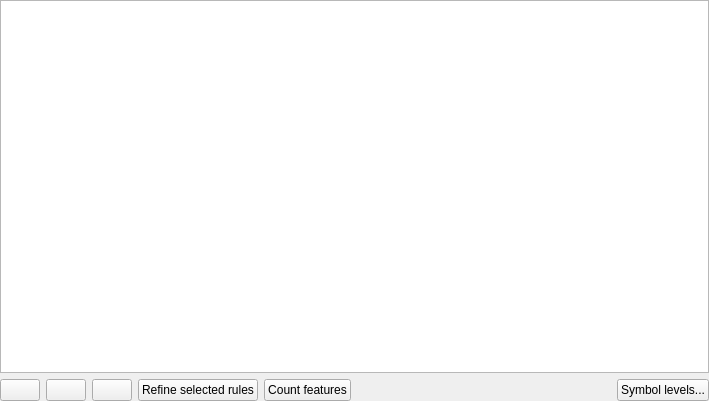
Before: the Qt Designer form src/ui/qgsrulebasedrendererv2widget.ui in qgis/QGIS, drawn with Qt 5.
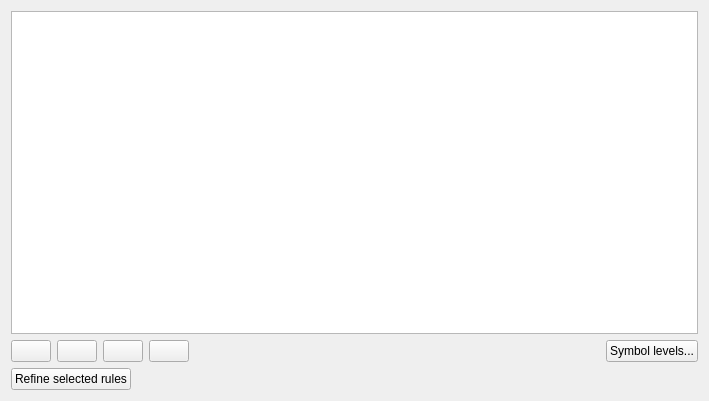
After: the same form once the commit is applied. Icons and pictures are not drawn.

Commit message: [styledock] improve categorized, graduated, and rule-based renderer layout

Diff of the .ui file:
```diff
--- a/src/ui/qgsrulebasedrendererv2widget.ui
+++ b/src/ui/qgsrulebasedrendererv2widget.ui
@@ -11,18 +11,6 @@
    </rect>
   </property>
   <layout class="QVBoxLayout" name="verticalLayout">
-   <property name="leftMargin">
-    <number>0</number>
-   </property>
-   <property name="topMargin">
-    <number>0</number>
-   </property>
-   <property name="rightMargin">
-    <number>0</number>
-   </property>
-   <property name="bottomMargin">
-    <number>0</number>
-   </property>
    <item>
     <widget class="QTreeView" name="viewRules">
      <property name="contextMenuPolicy">
@@ -70,20 +58,6 @@
        </property>
       </widget>
      </item>
-     <item>
-      <widget class="QPushButton" name="btnEditRule">
-       <property name="toolTip">
-        <string>Edit current rule</string>
-       </property>
-       <property name="text">
-        <string/>
-       </property>
-       <property name="icon">
-        <iconset resource="../../images/images.qrc">
-         <normaloff>:/images/themes/default/symbologyEdit.png</normaloff>:/images/themes/default/symbologyEdit.png</iconset>
-       </property>
-      </widget>
-     </item>
      <item>
       <widget class="QPushButton" name="btnRemoveRule">
        <property name="toolTip">
@@ -99,6 +73,55 @@
       </widget>
      </item>
      <item>
+      <widget class="QPushButton" name="btnEditRule">
+       <property name="toolTip">
+        <string>Edit current rule</string>
+       </property>
+       <property name="text">
+        <string/>
+       </property>
+       <property name="icon">
+        <iconset resource="../../images/images.qrc">
+         <normaloff>:/images/themes/default/symbologyEdit.png</normaloff>:/images/themes/default/symbologyEdit.png</iconset>
+       </property>
+      </widget>
+     </item>
+     <item>
+      <widget class="QPushButton" name="btnCountFeatures">
+       <property name="toolTip">
+        <string>Count features</string>
+       </property>
+       <property name="icon">
+        <iconset resource="../../images/images.qrc">
+        <normaloff>:/images/themes/default/mActionSum.svg</normaloff>:/images/themes/default/mActionSum.svg</iconset>
+       </property>
+      </widget>
+     </item>
+     <item>
+      <spacer name="horizontalSpacer">
+       <property name="orientation">
+        <enum>Qt::Horizontal</enum>
+       </property>
+       <property name="sizeHint" stdset="0">
+        <size>
+         <width>0</width>
+         <height>20</height>
+        </size>
+       </property>
+      </spacer>
+     </item>
+     <item>
+      <widget class="QPushButton" name="btnRenderingOrder">
+       <property name="text">
+        <string>Symbol levels...</string>
+       </property>
+      </widget>
+     </item>
+    </layout>
+   </item>
+   <item>
+    <layout class="QHBoxLayout" name="horizontalLayout2">
+     <item>
       <widget class="QPushButton" name="btnRefineRule">
        <property name="enabled">
         <bool>true</bool>
@@ -121,14 +144,7 @@
       </widget>
      </item>
      <item>
-      <widget class="QPushButton" name="btnCountFeatures">
-       <property name="text">
-        <string>Count features</string>
-       </property>
-      </widget>
-     </item>
-     <item>
-      <spacer name="horizontalSpacer">
+      <spacer name="horizontalSpacer2">
        <property name="orientation">
         <enum>Qt::Horizontal</enum>
        </property>
@@ -140,13 +156,6 @@
        </property>
       </spacer>
      </item>
-     <item>
-      <widget class="QPushButton" name="btnRenderingOrder">
-       <property name="text">
-        <string>Symbol levels...</string>
-       </property>
-      </widget>
-     </item>
     </layout>
    </item>
   </layout>
```
The commit also changes 2 other files.
